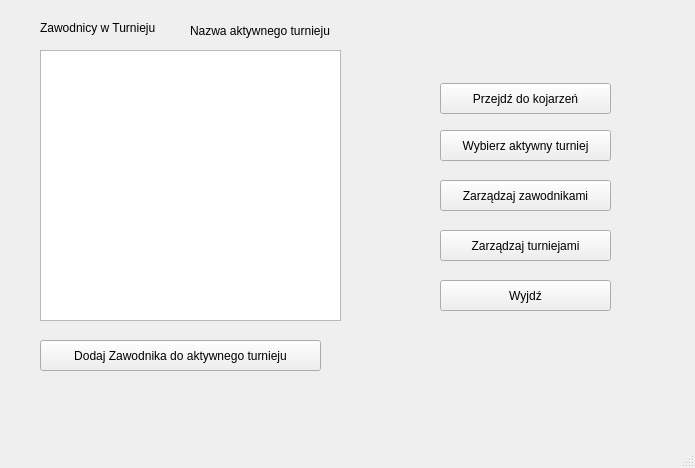
The window that chess_pairing_program/mainwindow.ui (szachiszta/chess-pairing-program) describes before a commit, drawn with Qt 5.
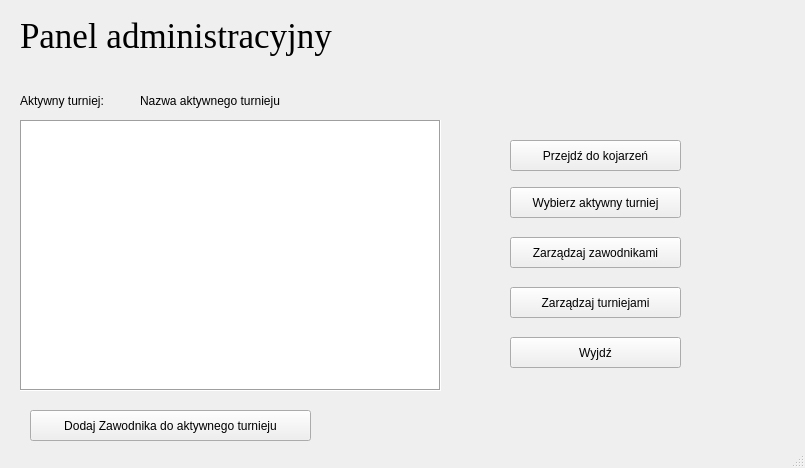
The same window after the commit.

The edit to the form file:
```diff
--- a/chess_pairing_program/mainwindow.ui
+++ b/chess_pairing_program/mainwindow.ui
@@ -6,7 +6,7 @@
    <rect>
     <x>0</x>
     <y>0</y>
-    <width>695</width>
+    <width>805</width>
     <height>468</height>
    </rect>
   </property>
@@ -17,8 +17,8 @@
    <widget class="QPushButton" name="pushButton">
     <property name="geometry">
      <rect>
-      <x>440</x>
-      <y>180</y>
+      <x>510</x>
+      <y>237</y>
       <width>171</width>
       <height>31</height>
      </rect>
@@ -30,8 +30,8 @@
    <widget class="QPushButton" name="pushButton_2">
     <property name="geometry">
      <rect>
-      <x>440</x>
-      <y>230</y>
+      <x>510</x>
+      <y>287</y>
       <width>171</width>
       <height>31</height>
      </rect>
@@ -43,8 +43,8 @@
    <widget class="QPushButton" name="pushButton_3">
     <property name="geometry">
      <rect>
-      <x>440</x>
-      <y>280</y>
+      <x>510</x>
+      <y>337</y>
       <width>171</width>
       <height>31</height>
      </rect>
@@ -56,8 +56,8 @@
    <widget class="QPushButton" name="pushButton_4">
     <property name="geometry">
      <rect>
-      <x>40</x>
-      <y>340</y>
+      <x>30</x>
+      <y>410</y>
       <width>281</width>
       <height>31</height>
      </rect>
@@ -69,31 +69,34 @@
    <widget class="QTableView" name="tableView">
     <property name="geometry">
      <rect>
-      <x>40</x>
-      <y>50</y>
-      <width>301</width>
+      <x>20</x>
+      <y>120</y>
+      <width>421</width>
       <height>271</height>
      </rect>
     </property>
+    <property name="frameShape">
+     <enum>QFrame::Box</enum>
+    </property>
    </widget>
    <widget class="QLabel" name="label">
     <property name="geometry">
      <rect>
-      <x>40</x>
-      <y>20</y>
+      <x>20</x>
+      <y>80</y>
       <width>271</width>
-      <height>16</height>
+      <height>41</height>
      </rect>
     </property>
     <property name="text">
-     <string>Zawodnicy w Turnieju</string>
+     <string>Aktywny turniej: </string>
     </property>
    </widget>
    <widget class="QPushButton" name="btn_active_tournament">
     <property name="geometry">
      <rect>
-      <x>440</x>
-      <y>130</y>
+      <x>510</x>
+      <y>187</y>
       <width>171</width>
       <height>31</height>
      </rect>
@@ -105,8 +108,8 @@
    <widget class="QPushButton" name="btn_pairings">
     <property name="geometry">
      <rect>
-      <x>440</x>
-      <y>83</y>
+      <x>510</x>
+      <y>140</y>
       <width>171</width>
       <height>31</height>
      </rect>
@@ -118,9 +121,9 @@
    <widget class="QLabel" name="label_active_tournament">
     <property name="geometry">
      <rect>
-      <x>190</x>
-      <y>10</y>
-      <width>241</width>
+      <x>140</x>
+      <y>80</y>
+      <width>271</width>
       <height>41</height>
      </rect>
     </property>
@@ -128,6 +131,25 @@
      <string>Nazwa aktywnego turnieju</string>
     </property>
    </widget>
+   <widget class="QLabel" name="label_2">
+    <property name="geometry">
+     <rect>
+      <x>20</x>
+      <y>10</y>
+      <width>451</width>
+      <height>51</height>
+     </rect>
+    </property>
+    <property name="font">
+     <font>
+      <family>Liberation Serif</family>
+      <pointsize>26</pointsize>
+     </font>
+    </property>
+    <property name="text">
+     <string>Panel administracyjny</string>
+    </property>
+   </widget>
   </widget>
   <widget class="QStatusBar" name="statusbar"/>
  </widget>
```
